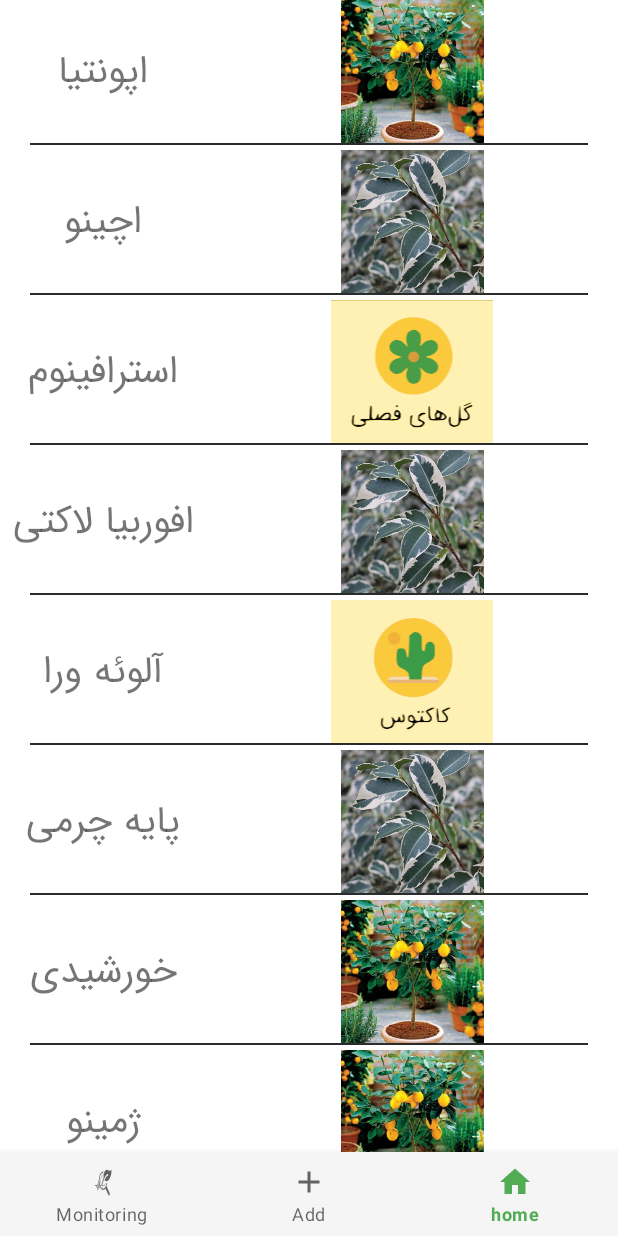
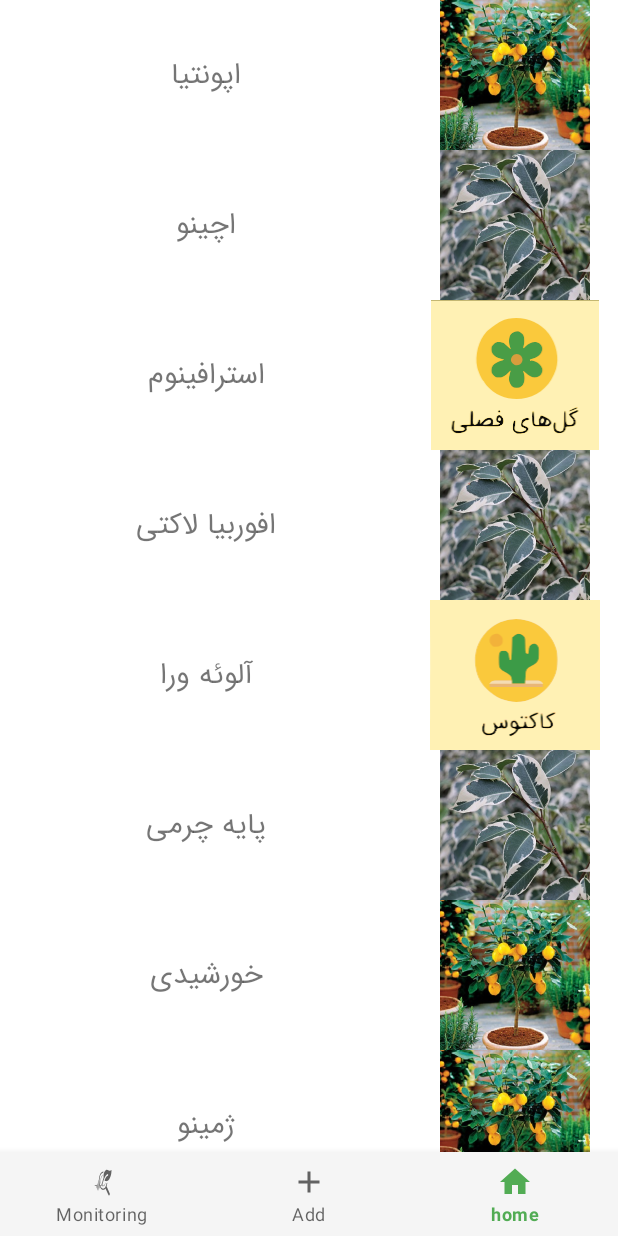
Before and after one commit to erfanakhavanrad/RostManaFinal, an Android app: the FragmentCactus screen opened through its navigation route, on a phone screen of 412 x 824 dp. Run offline under Robolectric (Android 15) with nearby library versions, the phone set to English and light mode, and no system bars; our stand-ins replace navigation-ui.

Commit message:
0.1.1 Flowers List added Ads and Trips Added Drawer menu added it closes and opens items page added and confirmed old ViewPagers Deleted First Attempt to implement NCs Navigation Component is fixed

```diff
--- a/app/src/main/java/com/example/rostmanafinal/Fragments/FragmentHome.java
+++ b/app/src/main/java/com/example/rostmanafinal/Fragments/FragmentHome.java
@@ -22,7 +22,7 @@
 
 public class FragmentHome extends Fragment {
     DrawerLayout containerd;
-    ImageView menuIconImage, imageClose;
+    ImageView menuIconImage, imageClose, imageAddUser;
     LinearLayout firstItem, secondItem, fifthItem;
 
     @Nullable
@@ -50,6 +50,14 @@
 //                intent.setFlags(Intent.FLAG_ACTIVITY_NEW_TASK);
 //                startActivity(intent);
                 System.exit(0);
+            }
+        });
+
+        imageAddUser = view.findViewById(R.id.imageAddUser);
+        imageAddUser.setOnClickListener(new View.OnClickListener() {
+            @Override
+            public void onClick(View v) {
+                Navigation.findNavController(view).navigate(R.id.action_fragmentHome_to_fragmentLoginRegister);
             }
         });
 
--- a/app/src/main/res/layout/fragment_plant_details.xml
+++ b/app/src/main/res/layout/fragment_plant_details.xml
@@ -10,8 +10,8 @@
     <androidx.constraintlayout.widget.ConstraintLayout
         android:layout_width="match_parent"
         android:layout_height="wrap_content"
+        android:layout_marginLeft="5dp"
         android:layout_marginRight="5dp"
-        android:layout_marginLeft="5dp"
         android:layout_marginBottom="5dp">
 
         <ImageView
--- a/app/src/main/res/layout/recycler_item.xml
+++ b/app/src/main/res/layout/recycler_item.xml
@@ -5,27 +5,27 @@
     android:orientation="vertical">
 
     <LinearLayout
+        android:id="@+id/Line_recy"
         android:layout_width="match_parent"
-        android:layout_height="wrap_content"
-        android:id="@+id/Line_recy"
+        android:layout_height="100dp"
         android:orientation="horizontal">
 
         <TextView
             android:id="@+id/flowerText"
             android:layout_width="0dp"
-            android:layout_height="95dp"
+            android:layout_height="match_parent"
             android:layout_gravity="center"
-            android:layout_weight="1"
+            android:layout_weight="2"
             android:fontFamily="@font/iransans"
             android:gravity="center"
             android:text="flowers"
-            android:textSize="25sp" />
+            android:textSize="19sp" />
 
         <ImageView
             android:id="@+id/iamgeEach"
             android:layout_width="0dp"
-            android:layout_height="95dp"
-            android:layout_weight="2"
+            android:layout_height="match_parent"
+            android:layout_weight="1"
             android:src="@drawable/limo" />
 
 
@@ -36,6 +36,6 @@
         android:layout_height="1dp"
         android:layout_marginStart="20dp"
         android:layout_marginEnd="20dp"
-        android:background="#2B2B2B"/>
+        android:background="#2B2B2B" />
 
 </LinearLayout>
--- a/app/src/main/res/navigation/nav_graph.xml
+++ b/app/src/main/res/navigation/nav_graph.xml
@@ -9,8 +9,7 @@
         android:id="@+id/firstFragment2"
         android:name="com.example.rostmanafinal.Fragments.FirstFragment"
         android:label="FirstFragment"
-        tools:layout="@layout/fragment_first"
-        >
+        tools:layout="@layout/fragment_first">
         <action
             android:id="@+id/action_firstFragment2_to_fragmentCactus"
             app:destination="@id/fragmentCactus" />
@@ -28,24 +27,31 @@
             app:destination="@id/fragmentShrub" />
     </fragment>
     <fragment
-        tools:layout="@layout/fragment_second"
         android:id="@+id/secondFragment2"
         android:name="com.example.rostmanafinal.Fragments.SecondFragment"
-        android:label="SecondFragment" >
+        android:label="SecondFragment"
+        tools:layout="@layout/fragment_second">
         <action
             android:id="@+id/action_secondFragment2_to_fragmentGreenHouse"
             app:destination="@id/fragmentGreenHouse" />
     </fragment>
     <fragment
-        tools:layout="@layout/fragment_plant_details"
         android:id="@+id/fragment_Plant_Details"
         android:name="com.example.rostmanafinal.Fragments.Fragment_Plant_Details"
-        android:label="Fragment_Plant_Details" />
+        android:label="Fragment_Plant_Details"
+        tools:layout="@layout/fragment_plant_details">
+        <action
+            android:id="@+id/action_fragment_Plant_Details_to_fragmentHome"
+            app:destination="@id/fragmentHome" />
+        <action
+            android:id="@+id/action_fragment_Plant_Details_to_firstFragment2"
+            app:destination="@id/firstFragment2" />
+    </fragment>
     <fragment
-        tools:layout="@layout/fragment_home"
         android:id="@+id/fragmentHome"
         android:name="com.example.rostmanafinal.Fragments.FragmentHome"
-        android:label="FragmentHome" >
+        android:label="FragmentHome"
+        tools:layout="@layout/fragment_home">
         <action
             android:id="@+id/action_fragmentHome_to_secondFragment2"
             app:destination="@id/secondFragment2" />
@@ -58,62 +64,65 @@
         <action
             android:id="@+id/action_fragmentHome_to_fragmnetCallUs"
             app:destination="@id/fragmnetCallUs" />
+        <action
+            android:id="@+id/action_fragmentHome_to_fragmentLoginRegister"
+            app:destination="@id/fragmentLoginRegister" />
     </fragment>
     <fragment
-        tools:layout="@layout/fragment_enter_serialnumber"
         android:id="@+id/fragmentEnterSerialNumber"
         android:name="com.example.rostmanafinal.Fragments.FragmentEnterSerialNumber"
-        android:label="FragmentEnterSerialNumber" >
+        android:label="FragmentEnterSerialNumber"
+        tools:layout="@layout/fragment_enter_serialnumber">
         <action
             android:id="@+id/action_fragmentEnterSerialNumber_to_firstFragment22"
             app:destination="@id/firstFragment2" />
     </fragment>
     <fragment
-        tools:layout="@layout/fragment_scan_qr"
         android:id="@+id/fragmentScanQR"
         android:name="com.example.rostmanafinal.Fragments.FragmentScanQR"
-        android:label="FragmentScanQR" >
+        android:label="FragmentScanQR"
+        tools:layout="@layout/fragment_scan_qr">
         <action
             android:id="@+id/action_fragmentScanQR_to_firstFragment2"
             app:destination="@id/firstFragment2" />
     </fragment>
     <fragment
-        tools:layout="@layout/recycler_for_flowers"
         android:id="@+id/fragmentCactus"
         android:name="com.example.rostmanafinal.Fragments.FragmentCactus"
-        android:label="FragmentCactus" >
+        android:label="FragmentCactus"
+        tools:layout="@layout/recycler_for_flowers">
         <action
             android:id="@+id/action_fragmentCactus_to_fragment_Plant_Details"
             app:destination="@id/fragment_Plant_Details" />
     </fragment>
     <fragment
-        tools:layout="@layout/fragment_greenhouse"
         android:id="@+id/fragmentGreenHouse"
         android:name="com.example.rostmanafinal.Fragments.FragmentGreenHouse"
-        android:label="FragmentGreenHouse" />
+        android:label="FragmentGreenHouse"
+        tools:layout="@layout/fragment_greenhouse" />
     <fragment
-        tools:layout="@layout/fragment_callus"
         android:id="@+id/fragmnetCallUs"
         android:name="com.example.rostmanafinal.Fragments.FragmnetCallUs"
-        android:label="FragmnetCallUs" >
+        android:label="FragmnetCallUs"
+        tools:layout="@layout/fragment_callus">
         <action
             android:id="@+id/action_fragmnetCallUs_to_fragmentHome"
             app:destination="@id/fragmentHome" />
     </fragment>
     <fragment
-        tools:layout="@layout/fragment_about_us"
         android:id="@+id/fragmentAboutUs"
         android:name="com.example.rostmanafinal.Fragments.FragmentAboutUs"
-        android:label="FragmentAboutUs" >
+        android:label="FragmentAboutUs"
+        tools:layout="@layout/fragment_about_us">
         <action
             android:id="@+id/action_fragmentAboutUs_to_fragmentHome"
             app:destination="@id/fragmentHome" />
     </fragment>
     <fragment
-        tools:layout="@layout/fragment_viewpager_tabbed"
         android:id="@+id/fragmentViewPagerTabbed23"
         android:name="com.example.rostmanafinal.Fragments.FragmentAddToHome"
-        android:label="FragmentAddToHome" >
+        android:label="FragmentAddToHome"
+        tools:layout="@layout/fragment_viewpager_tabbed">
         <action
             android:id="@+id/action_fragmentViewPagerTabbed23_to_fragmentScanQR"
             app:destination="@id/fragmentScanQR" />
@@ -122,9 +131,10 @@
             app:destination="@id/fragmentEnterSerialNumber" />
     </fragment>
     <fragment
+
         android:id="@+id/fragmentSeasonalFlowers"
         android:name="com.example.rostmanafinal.Fragments.FragmentSeasonalFlowers"
-        android:label="FragmentSeasonalFlowers" >
+        android:label="FragmentSeasonalFlowers">
         <action
             android:id="@+id/action_fragmentSeasonalFlowers_to_fragment_Plant_Details"
             app:destination="@id/fragment_Plant_Details" />
@@ -132,7 +142,7 @@
     <fragment
         android:id="@+id/fragmentGreenLeaf"
         android:name="com.example.rostmanafinal.Fragments.FragmentGreenLeaf"
-        android:label="FragmentGreenLeaf" >
+        android:label="FragmentGreenLeaf">
         <action
             android:id="@+id/action_fragmentGreenLeaf_to_fragment_Plant_Details2"
             app:destination="@id/fragment_Plant_Details" />
@@ -140,7 +150,7 @@
     <fragment
         android:id="@+id/fragmentOrganic2"
         android:name="com.example.rostmanafinal.Fragments.FragmentOrganic"
-        android:label="FragmentOrganic" >
+        android:label="FragmentOrganic">
         <action
             android:id="@+id/action_fragmentOrganic2_to_fragment_Plant_Details"
             app:destination="@id/fragment_Plant_Details" />
@@ -148,9 +158,13 @@
     <fragment
         android:id="@+id/fragmentShrub"
         android:name="com.example.rostmanafinal.Fragments.FragmentShrub"
-        android:label="FragmentShrub" >
+        android:label="FragmentShrub">
         <action
             android:id="@+id/action_fragmentShrub_to_fragment_Plant_Details"
             app:destination="@id/fragment_Plant_Details" />
     </fragment>
+    <fragment
+        android:id="@+id/fragmentLoginRegister"
+        android:name="com.example.rostmanafinal.Fragments.FragmentLoginRegister"
+        android:label="FragmentLoginRegister" />
 </navigation>
```
Also changed, not shown: app/src/main/java/com/example/rostmanafinal/Fragments/FragmentLoginRegister.java (added, +275 -0 lines), app/src/main/java/com/example/rostmanafinal/Fragments/Fragment_Plant_Details.java (+30 -3 lines), app/src/main/res/layout/fragment_login_register.xml (added, +298 -0 lines).
